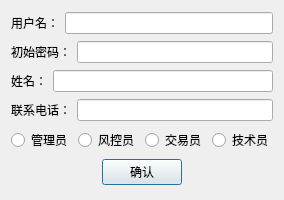
Before: the Qt Designer form setting_createrole.ui in ChengruiGu/CMF_Marketmaker, drawn with Qt 5.
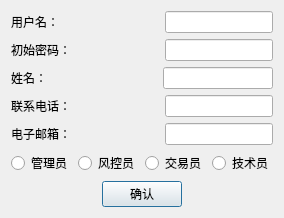
After: the same form once the commit is applied.

Patch:
```diff
--- a/setting_createrole.ui
+++ b/setting_createrole.ui
@@ -7,7 +7,7 @@
     <x>0</x>
     <y>0</y>
     <width>274</width>
-    <height>200</height>
+    <height>207</height>
    </rect>
   </property>
   <property name="windowTitle">
@@ -23,6 +23,19 @@
        </property>
       </widget>
      </item>
+     <item>
+      <spacer name="horizontalSpacer_3">
+       <property name="orientation">
+        <enum>Qt::Horizontal</enum>
+       </property>
+       <property name="sizeHint" stdset="0">
+        <size>
+         <width>40</width>
+         <height>20</height>
+        </size>
+       </property>
+      </spacer>
+     </item>
      <item>
       <widget class="QLineEdit" name="lineEdit"/>
      </item>
@@ -37,6 +50,19 @@
        </property>
       </widget>
      </item>
+     <item>
+      <spacer name="horizontalSpacer_4">
+       <property name="orientation">
+        <enum>Qt::Horizontal</enum>
+       </property>
+       <property name="sizeHint" stdset="0">
+        <size>
+         <width>40</width>
+         <height>20</height>
+        </size>
+       </property>
+      </spacer>
+     </item>
      <item>
       <widget class="QLineEdit" name="lineEdit_2"/>
      </item>
@@ -51,6 +77,19 @@
        </property>
       </widget>
      </item>
+     <item>
+      <spacer name="horizontalSpacer_5">
+       <property name="orientation">
+        <enum>Qt::Horizontal</enum>
+       </property>
+       <property name="sizeHint" stdset="0">
+        <size>
+         <width>40</width>
+         <height>20</height>
+        </size>
+       </property>
+      </spacer>
+     </item>
      <item>
       <widget class="QLineEdit" name="lineEdit_3"/>
      </item>
@@ -65,11 +104,51 @@
        </property>
       </widget>
      </item>
+     <item>
+      <spacer name="horizontalSpacer_6">
+       <property name="orientation">
+        <enum>Qt::Horizontal</enum>
+       </property>
+       <property name="sizeHint" stdset="0">
+        <size>
+         <width>40</width>
+         <height>20</height>
+        </size>
+       </property>
+      </spacer>
+     </item>
      <item>
       <widget class="QLineEdit" name="lineEdit_4"/>
      </item>
     </layout>
    </item>
+   <item>
+    <layout class="QHBoxLayout" name="horizontalLayout_7">
+     <item>
+      <widget class="QLabel" name="label_5">
+       <property name="text">
+        <string>电子邮箱：</string>
+       </property>
+      </widget>
+     </item>
+     <item>
+      <spacer name="horizontalSpacer_7">
+       <property name="orientation">
+        <enum>Qt::Horizontal</enum>
+       </property>
+       <property name="sizeHint" stdset="0">
+        <size>
+         <width>40</width>
+         <height>20</height>
+        </size>
+       </property>
+      </spacer>
+     </item>
+     <item>
+      <widget class="QLineEdit" name="lineEdit_5"/>
+     </item>
+    </layout>
+   </item>
    <item>
     <layout class="QHBoxLayout" name="horizontalLayout_3">
      <item>
```
